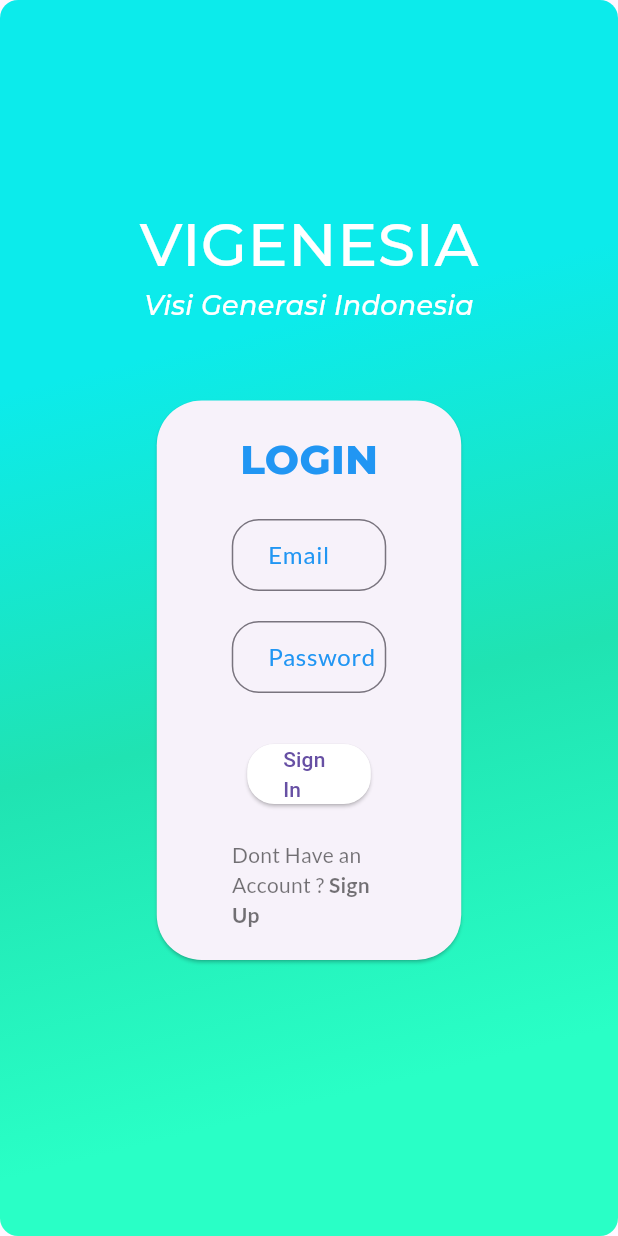
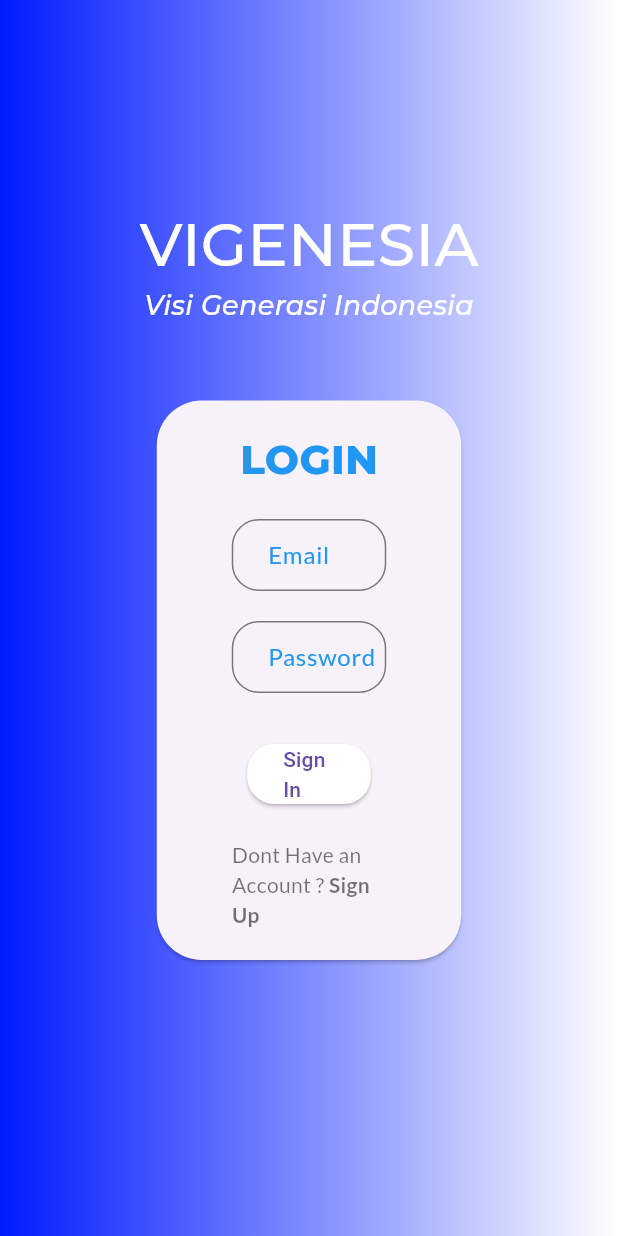
Before and after one commit to NoobBPS/vigenesia_app, a Flutter app: the screen it shows after launch, on a phone screen of 412 x 824 dp. Run offline on Flutter 3.47's test engine with Material 3 defaults, Android fonts, the phone set to English and light mode, and no system bars; our stand-ins replace another_flushbar, dio, flutter_form_builder, google_fonts.

Commit message:
Update Login.dart

```diff
--- a/lib/Screens/Login.dart
+++ b/lib/Screens/Login.dart
@@ -62,21 +62,20 @@ class _LoginState extends State<Login> with WidgetsBindingObserver {
   Widget build(BuildContext context) {
     return Scaffold(
         body: SingleChildScrollView(
-      child: Container(
+      child: TweenAnimationBuilder(
+        tween: Tween<double>(begin: 0.0, end: 1.0),
+        duration: const Duration(seconds: 5),
+        builder: (context, value, _) { // Corrected here
+          return Container(
             height: MediaQuery.of(context).size.height,
             margin: const EdgeInsets.only(left: 0, right: 0),
             decoration: BoxDecoration(
-          color: Colors.blue,
-          borderRadius: BorderRadius.all(Radius.circular(12)),
               gradient: LinearGradient(
-            begin: Alignment.topLeft,
-            end: Alignment.bottomCenter,
-            //jumlah stop berbanding lurus dengan jumlah warna
-            stops: [0.3, 0.6, 0.9],
+                begin: Alignment.centerLeft,
+                end: Alignment.centerRight,
                 colors: [
-              Color.fromRGBO(12, 235, 235, 1),
-              Color.fromRGBO(32, 227, 178, 1),
-              Color.fromRGBO(41, 255, 198, 1),
+                  Color.lerp(Color.fromRGBO(38, 0, 255, 1), Color.fromRGBO(0, 26, 255, 1), value)!,
+                  Color.lerp(Color.fromRGBO(255, 255, 255, 1), Color.fromRGBO(255, 255, 255, 1), value)!,
                 ],
               ),
             ),
@@ -229,6 +228,8 @@ class _LoginState extends State<Login> with WidgetsBindingObserver {
               ),
               SizedBox(height: 50),
             ]),
+          );
+        },
       ),
     ));
   }
```
Lines whose indentation alone changed are shown as unchanged.
